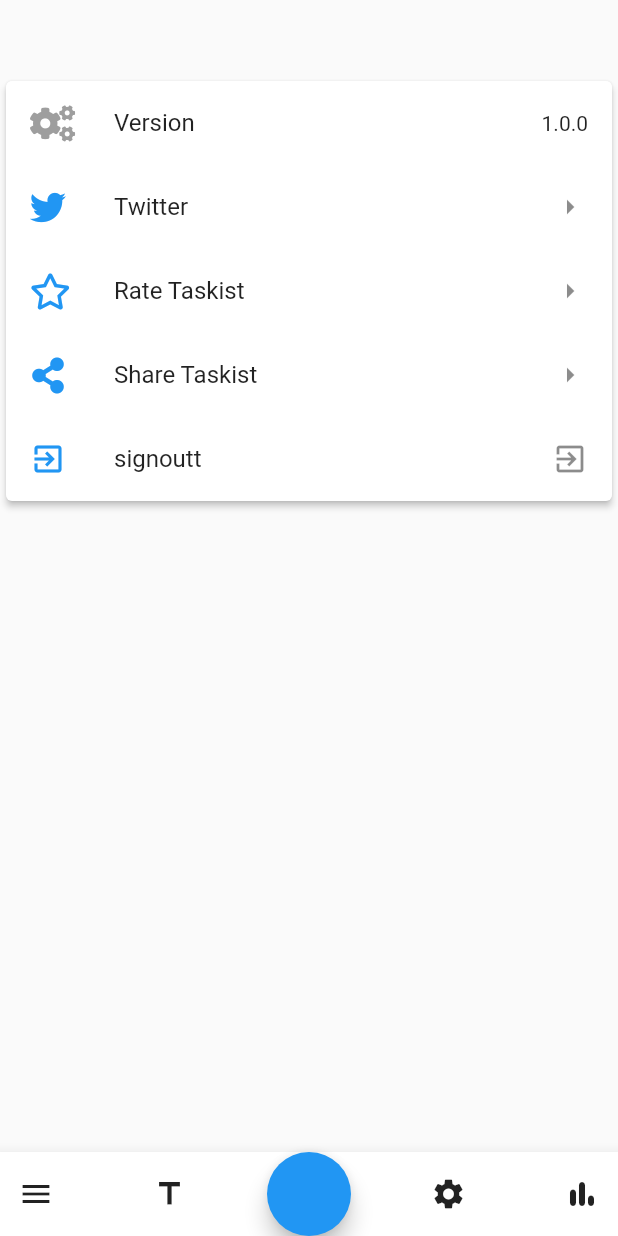
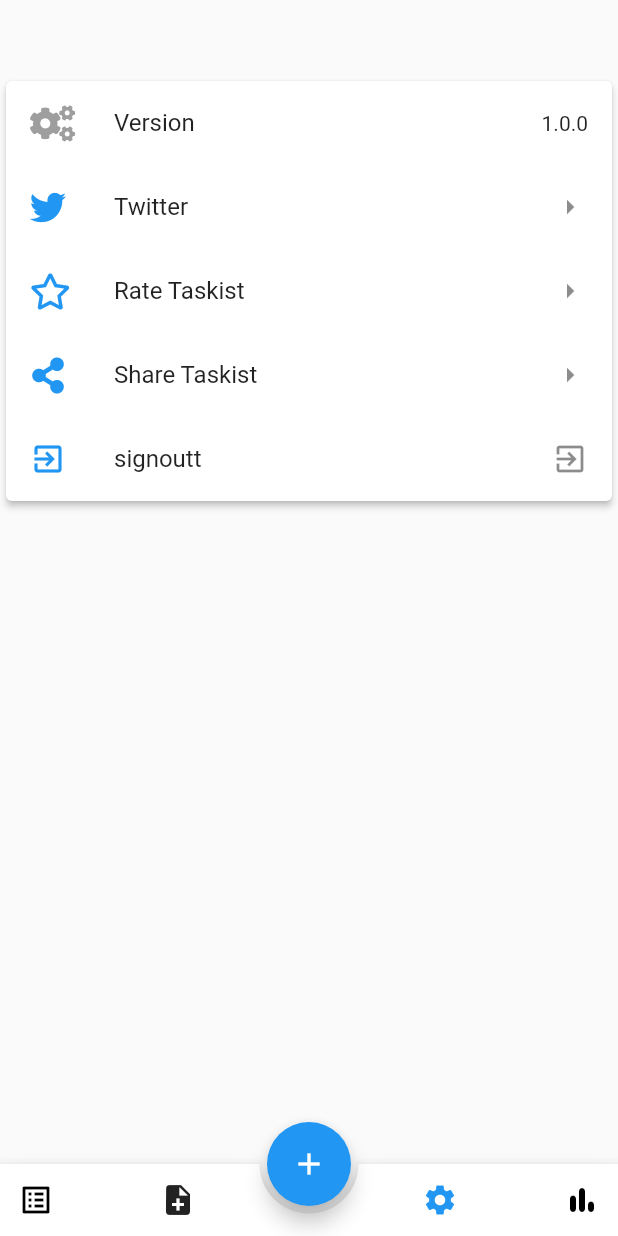
Before and after one commit to edenmanny25/daily-tasks, a Flutter app: the HomePage screen opened directly, item 3 of the bottom bar chosen, on a phone screen of 412 x 824 dp. Run offline on Flutter 3.47's test engine with Material 2 defaults, Android fonts, the phone set to English and light mode, and no system bars; our stand-ins replace cloud_firestore, firebase_auth, flutter_hooks, font_awesome_flutter, google_sign_in, share and 1 more; missing offline and left inert: launch_review; accounts and stored records are empty.

Commit message:
clean up 🍓

```diff
--- a/lib/home.dart
+++ b/lib/home.dart
@@ -43,17 +43,22 @@ class _HomePageState extends State<HomePage> {
       onWillPop: () async => false,
       child: Scaffold(
         bottomNavigationBar: BottomAppBar(
+            notchMargin: 5,
+            elevation: 5.0,
+            shape: AutomaticNotchedShape(
+                RoundedRectangleBorder(), StadiumBorder(side: BorderSide())),
             child: Row(
               mainAxisSize: MainAxisSize.max,
               mainAxisAlignment: MainAxisAlignment.spaceBetween,
               children: <Widget>[
                 IconButton(
-              icon: Icon(Icons.menu),
+                  icon: Icon(Icons.list_alt),
+                  color: _currentIndex == 1 ? Colors.blue : Colors.black,
                   onPressed: () => onTabTapped(1),
                 ),
                 Builder(
                     builder: (context) => IconButton(
-                      icon: Icon(Icons.title),
+                          icon: Icon(Icons.note_add),
                           onPressed: () {
                             showModalBottomSheet<void>(
                               isScrollControlled: true,
@@ -65,7 +70,24 @@ class _HomePageState extends State<HomePage> {
                             );
                           },
                         )),
-            FloatingActionButton(onPressed: () {
+                Padding(
+                  padding: const EdgeInsets.only(left: 80.0),
+                  child: IconButton(
+                    icon: Icon(Icons.settings),
+                    color: _currentIndex == 2 ? Colors.blue : Colors.black,
+                    onPressed: () => onTabTapped(2),
+                  ),
+                ),
+                IconButton(
+                  icon: Icon(Icons.bar_chart_rounded),
+                  color: _currentIndex == 3 ? Colors.blue : Colors.black,
+                  onPressed: () => onTabTapped(3),
+                ),
+              ],
+            )),
+        body: _children[_currentIndex],
+        floatingActionButton: FloatingActionButton(
+          onPressed: () {
             showModalBottomSheet<void>(
               isScrollControlled: true,
               context: context,
@@ -92,18 +114,10 @@ class _HomePageState extends State<HomePage> {
                 ));
               },
             );
-            }),
-            IconButton(
-              icon: Icon(Icons.settings),
-              onPressed: () => onTabTapped(2),
+          },
+          child: new Icon(Icons.add),
         ),
-            IconButton(
-              icon: Icon(Icons.bar_chart_rounded),
-              onPressed: () => onTabTapped(3),
-            ),
-          ],
-        )),
-        body: _children[_currentIndex],
+        floatingActionButtonLocation: FloatingActionButtonLocation.centerDocked,
       ),
     );
   }
```
Also changed, not shown: lib/ui/page_task.dart (+50 -6 lines). Lines whose indentation alone changed are shown as unchanged.
